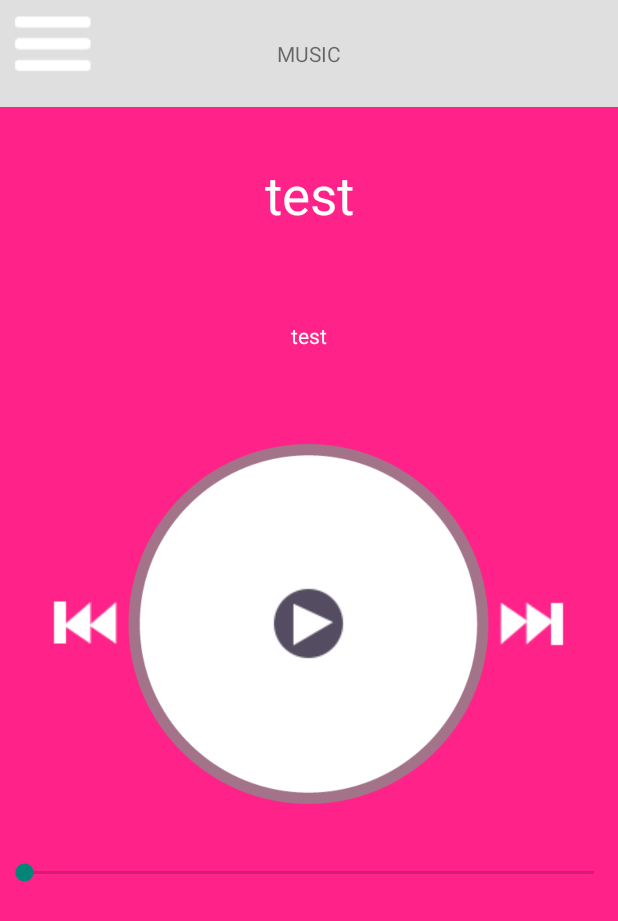
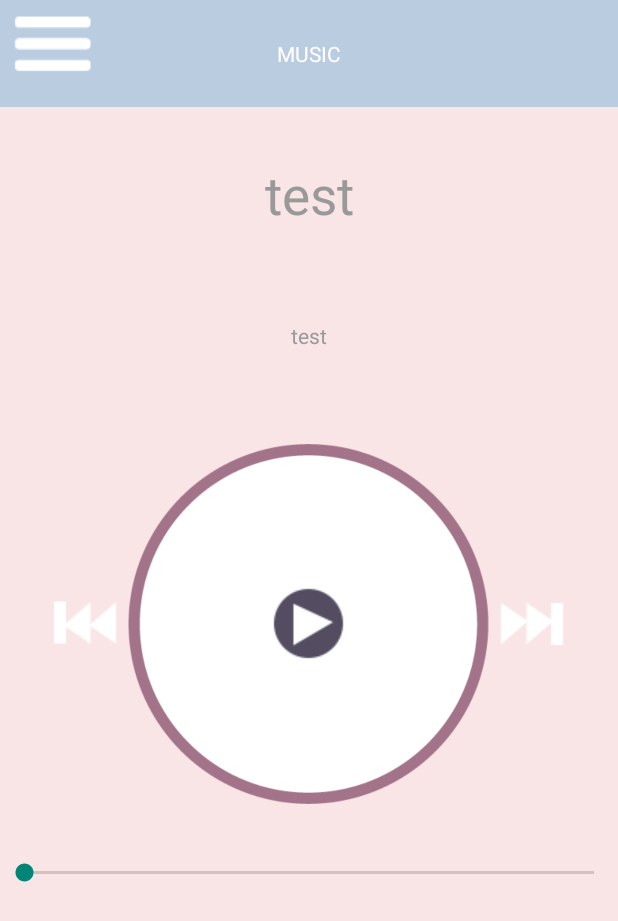
Before and after one commit to kukania/MP3-ALARM, an Android app: the playActivity screen opened directly, with no data from a screen before it, on a phone screen of 412 x 824 dp. Shown: the top 921 px of the screen. Run offline under Robolectric (Android 15) with nearby library versions, the phone set to English and light mode, and no system bars; 10 statements that could not run were skipped.

Commit message:
design changed

```diff
--- a/RealApp/app/src/main/res/layout/activity_play.xml
+++ b/RealApp/app/src/main/res/layout/activity_play.xml
@@ -4,7 +4,7 @@
     android:orientation="vertical"
     tools:context="com.example.angks.realapp.playActivity">
     <LinearLayout
-        android:background="#dfdfdf"
+        android:background="#bacce0"
         android:orientation="horizontal"
         android:layout_width="match_parent"
         android:layout_height="0dp"
@@ -13,13 +13,14 @@
         <ImageButton
             android:id="@+id/listBtn"
             android:src="@drawable/list"
-            android:background="#dfdfdf"
+            android:background="#bacce0"
             android:layout_width="0dp"
             android:layout_weight="2"
             android:layout_height="wrap_content"
             android:onClick="onClick"
             />
         <TextView
+            android:textColor="#ffffff"
             android:text="MUSIC"
             android:layout_width="0dp"
             android:layout_weight="8"
@@ -32,7 +33,7 @@
             android:layout_height="match_parent" />
     </LinearLayout>
     <LinearLayout
-        android:background="#ff2288"
+        android:background="#f9e5e6"
         android:layout_width="match_parent"
         android:layout_height="0dp"
         android:layout_weight="21"
@@ -54,7 +55,7 @@
                 android:textSize="35dp"
                 android:singleLine="true"
                 android:gravity="center"
-                android:textColor="#ffffff"
+                android:textColor="#999999"
                 />
             <TextView
                 android:id="@+id/playArtist"
@@ -64,7 +65,7 @@
                 android:text="test"
                 android:singleLine="true"
                 android:gravity="center"
-                android:textColor="#ffffff"
+                android:textColor="#999999"
                 />
         </LinearLayout>
         <!-- Controller-->
--- a/RealApp/app/src/main/res/layout/one_list.xml
+++ b/RealApp/app/src/main/res/layout/one_list.xml
@@ -2,7 +2,9 @@
 <LinearLayout xmlns:android="http://schemas.android.com/apk/res/android"
     android:layout_width="match_parent"
     android:layout_height="wrap_content"
-    android:orientation="horizontal">
+    android:orientation="horizontal"
+    android:background="#ffffff"
+    >
 
     <ImageView
         android:layout_width="wrap_content"
```
Also changed, not shown: RealApp/app/src/main/res/layout/activity_media_list_acitivity.xml (+8 -3 lines).
